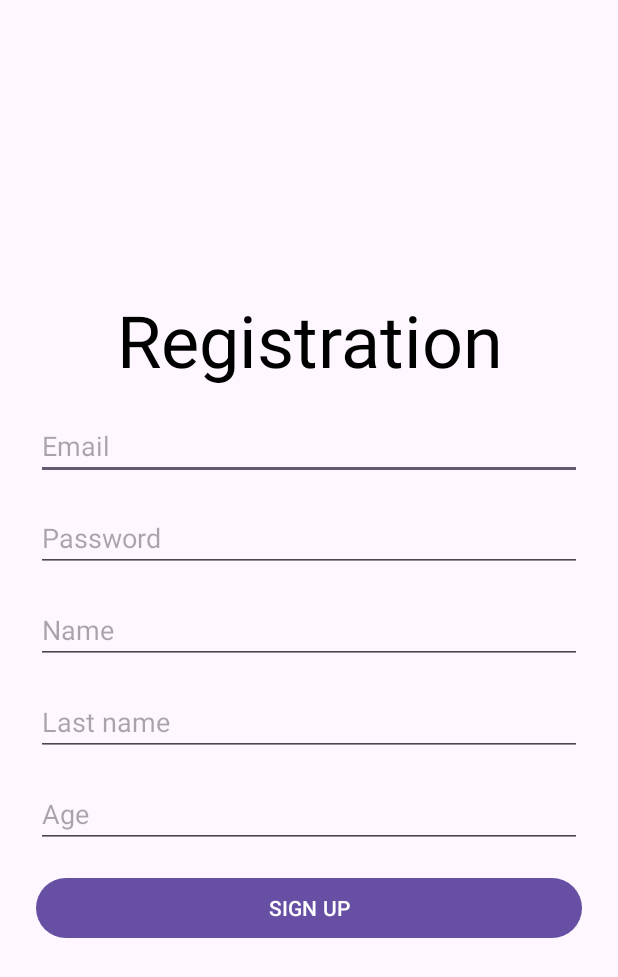
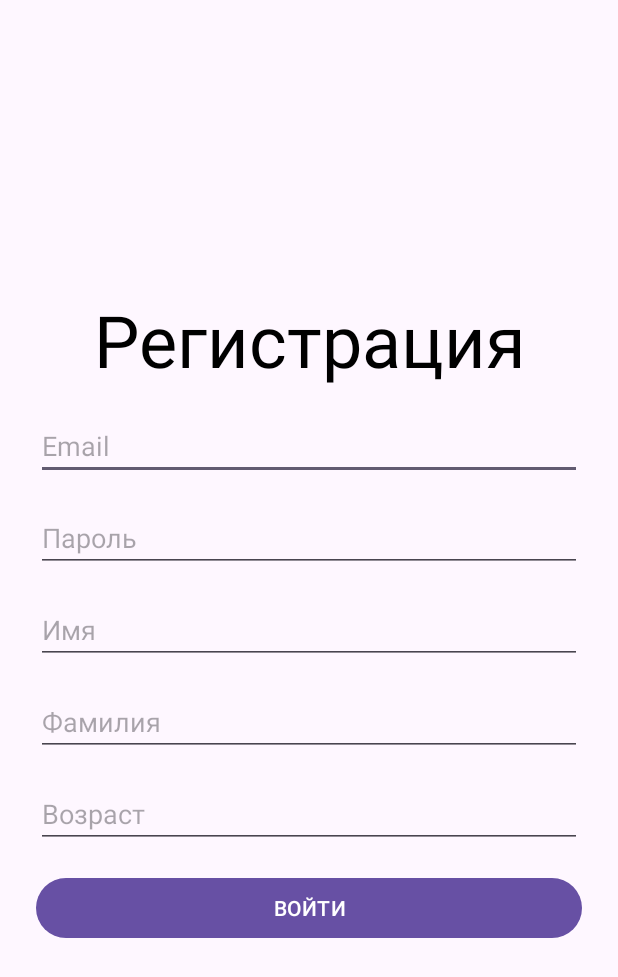
Before and after one commit to VladisSuh/Messenger, an Android app: the RegistrationActivity screen opened directly, with no data from a screen before it, on a phone screen of 412 x 824 dp. Shown: the top 977 px of the screen. Run offline under Robolectric (Android 15) with nearby library versions, the phone set to English and light mode, and no system bars; our stand-ins replace Firebase (no records; nobody signed in at launch, a user with empty details on screens opened directly); 1 statement that could not run was skipped.

Commit message:
Update strings.xml

```diff
--- a/app/src/main/res/values/strings.xml
+++ b/app/src/main/res/values/strings.xml
@@ -1,21 +1,21 @@
 <resources>
     <string name="app_name">Messenger</string>
     <string name="messenger">Messenger</string>
-    <string name="your_email">Your email</string>
-    <string name="your_password">Your password:</string>
-    <string name="login">LOGIN</string>
-    <string name="forgot_password">Forgot password</string>
-    <string name="register">Register</string>
-    <string name="registration">Registration</string>
+    <string name="your_email">Ваш email</string>
+    <string name="your_password">Ваш password:</string>
+    <string name="login">ВОЙТИ</string>
+    <string name="forgot_password">Забыл пароль</string>
+    <string name="register">Регистрация</string>
+    <string name="registration">Регистрация</string>
     <string name="email">Email</string>
-    <string name="password">Password</string>
-    <string name="name">Name</string>
-    <string name="last_name">Last name</string>
-    <string name="age">Age</string>
-    <string name="sign_up">SIGN UP</string>
-    <string name="forgot_password_title">Forgot password?</string>
-    <string name="reset_password">RESET PASSWORD</string>
-    <string name="logout">Logout</string>
+    <string name="password">Пароль</string>
+    <string name="name">Имя</string>
+    <string name="last_name">Фамилия</string>
+    <string name="age">Возраст</string>
+    <string name="sign_up">ВОЙТИ</string>
+    <string name="forgot_password_title">Забыли пароль?</string>
+    <string name="reset_password">СБРОСИТЬ ПАРОЛЬ</string>
+    <string name="logout">Выйти</string>
     <string name="reset_link_sent">Ссылка на восстановление отправлена</string>
-    <string name="type_your_message">Type your message:</string>
+    <string name="type_your_message">Введите ваше сообщение:</string>
 </resources>
```
Also changed, not shown: 1 other file.
